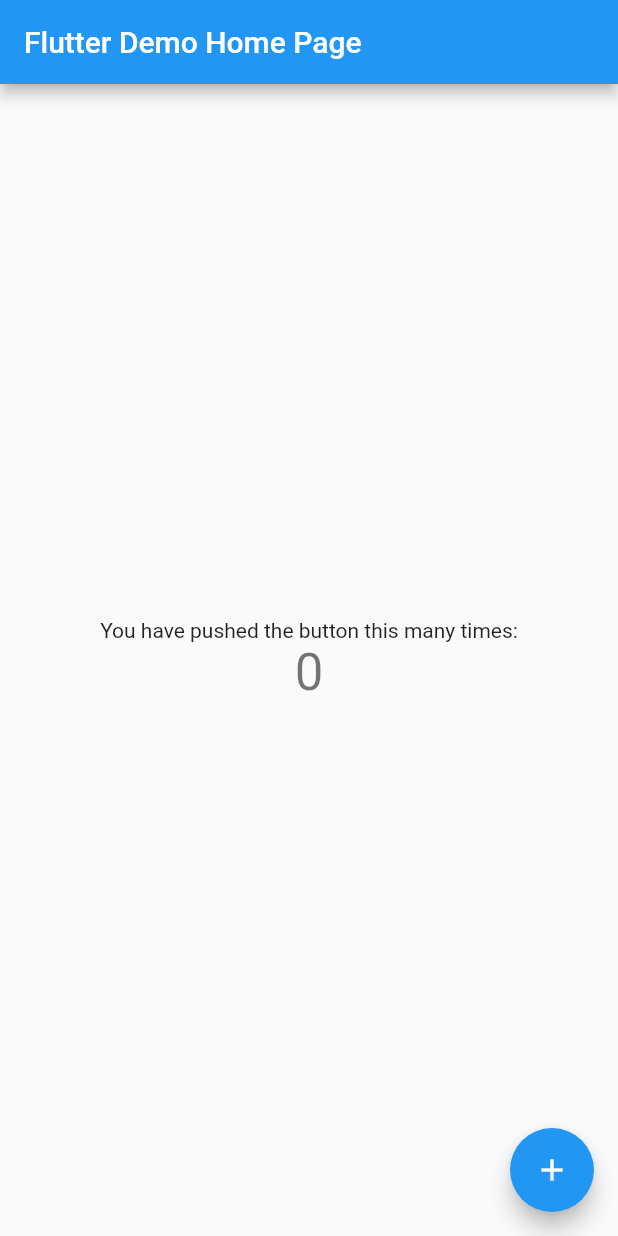
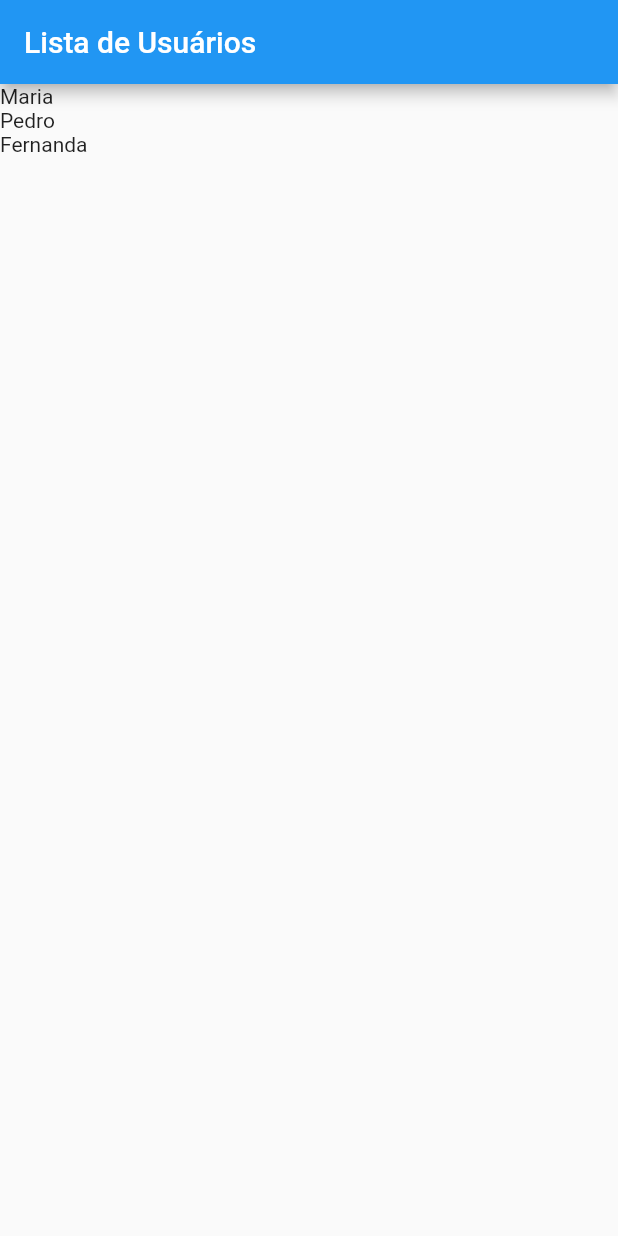
Before and after one commit to piedroalex/flutter_crud, a Flutter app: the screen it shows after launch, on a phone screen of 412 x 824 dp. Run offline on Flutter 3.47's test engine with Material 2 defaults, Android fonts, the phone set to English and light mode, and no system bars.

Commit message:
Lista de usuários adicionada.

```diff
--- a/lib/main.dart
+++ b/lib/main.dart
@@ -1,113 +1,19 @@
 import 'package:flutter/material.dart';
+import 'package:flutter_crud/views/user_list.dart';
 
 void main() {
   runApp(MyApp());
 }
 
 class MyApp extends StatelessWidget {
-  // This widget is the root of your application.
   @override
   Widget build(BuildContext context) {
     return MaterialApp(
       title: 'Flutter Demo',
       theme: ThemeData(
-        // This is the theme of your application.
-        //
-        // Try running your application with "flutter run". You'll see the
-        // application has a blue toolbar. Then, without quitting the app, try
-        // changing the primarySwatch below to Colors.green and then invoke
-        // "hot reload" (press "r" in the console where you ran "flutter run",
-        // or simply save your changes to "hot reload" in a Flutter IDE).
-        // Notice that the counter didn't reset back to zero; the application
-        // is not restarted.
-        primarySwatch: Colors.blue,
-      ),
-      home: MyHomePage(title: 'Flutter Demo Home Page'),
+          primarySwatch: Colors.blue,
+          visualDensity: VisualDensity.adaptivePlatformDensity),
+      home: UserList(),
     );
   }
 }
-
-class MyHomePage extends StatefulWidget {
-  MyHomePage({Key key, this.title}) : super(key: key);
-
-  // This widget is the home page of your application. It is stateful, meaning
-  // that it has a State object (defined below) that contains fields that affect
-  // how it looks.
-
-  // This class is the configuration for the state. It holds the values (in this
-  // case the title) provided by the parent (in this case the App widget) and
-  // used by the build method of the State. Fields in a Widget subclass are
-  // always marked "final".
-
-  final String title;
-
-  @override
-  _MyHomePageState createState() => _MyHomePageState();
-}
-
-class _MyHomePageState extends State<MyHomePage> {
-  int _counter = 0;
-
-  void _incrementCounter() {
-    setState(() {
-      // This call to setState tells the Flutter framework that something has
-      // changed in this State, which causes it to rerun the build method below
-      // so that the display can reflect the updated values. If we changed
-      // _counter without calling setState(), then the build method would not be
-      // called again, and so nothing would appear to happen.
-      _counter++;
-    });
-  }
-
-  @override
-  Widget build(BuildContext context) {
-    // This method is rerun every time setState is called, for instance as done
-    // by the _incrementCounter method above.
-    //
-    // The Flutter framework has been optimized to make rerunning build methods
-    // fast, so that you can just rebuild anything that needs updating rather
-    // than having to individually change instances of widgets.
-    return Scaffold(
-      appBar: AppBar(
-        // Here we take the value from the MyHomePage object that was created by
-        // the App.build method, and use it to set our appbar title.
-        title: Text(widget.title),
-      ),
-      body: Center(
-        // Center is a layout widget. It takes a single child and positions it
-        // in the middle of the parent.
-        child: Column(
-          // Column is also a layout widget. It takes a list of children and
-          // arranges them vertically. By default, it sizes itself to fit its
-          // children horizontally, and tries to be as tall as its parent.
-          //
-          // Invoke "debug painting" (press "p" in the console, choose the
-          // "Toggle Debug Paint" action from the Flutter Inspector in Android
-          // Studio, or the "Toggle Debug Paint" command in Visual Studio Code)
-          // to see the wireframe for each widget.
-          //
-          // Column has various properties to control how it sizes itself and
-          // how it positions its children. Here we use mainAxisAlignment to
-          // center the children vertically; the main axis here is the vertical
-          // axis because Columns are vertical (the cross axis would be
-          // horizontal).
-          mainAxisAlignment: MainAxisAlignment.center,
-          children: <Widget>[
-            Text(
-              'You have pushed the button this many times:',
-            ),
-            Text(
-              '$_counter',
-              style: Theme.of(context).textTheme.headline4,
-            ),
-          ],
-        ),
-      ),
-      floatingActionButton: FloatingActionButton(
-        onPressed: _incrementCounter,
-        tooltip: 'Increment',
-        child: Icon(Icons.add),
-      ), // This trailing comma makes auto-formatting nicer for build methods.
-    );
-  }
-}
--- /dev/null
+++ b/lib/views/user_list.dart
@@ -0,0 +1,18 @@
+import 'package:flutter/material.dart';
+import 'package:flutter_crud/data/dummy_users.dart';
+
+class UserList extends StatelessWidget {
+  @override
+  Widget build(BuildContext context) {
+    const users = {...DUMMY_USERS};
+
+    return Scaffold(
+      appBar: AppBar(
+        title: Text('Lista de Usuários'),
+      ),
+      body: ListView.builder(
+          itemCount: users.length,
+          itemBuilder: (ctx, i) => Text(users.values.elementAt(i).name)),
+    );
+  }
+}
```
